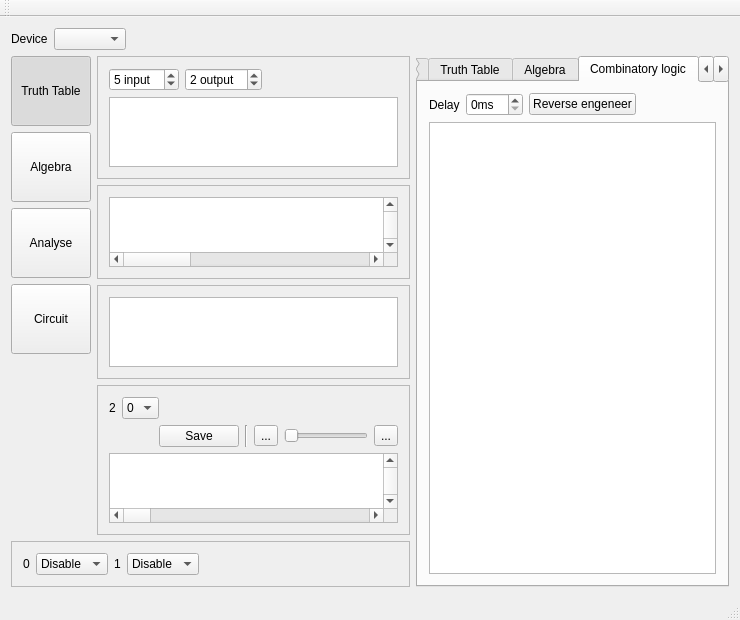
Before: the Qt Designer form mainwindow.ui in Elv13/Electronic-binary-logic-tools, drawn with Qt 5.
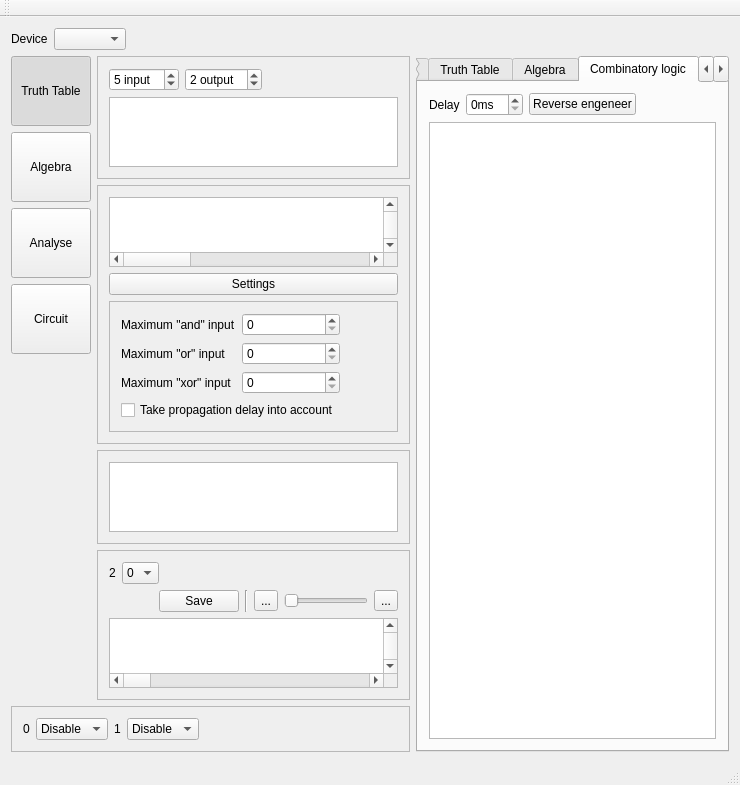
After: the same form once the commit is applied. Icons and pictures are not drawn.

What changed in the file:
```diff
--- a/mainwindow.ui
+++ b/mainwindow.ui
@@ -476,6 +476,84 @@
          </property>
         </widget>
        </item>
+       <item>
+        <widget class="QPushButton" name="btnCircuitSettings">
+         <property name="text">
+          <string>Settings</string>
+         </property>
+         <property name="checkable">
+          <bool>true</bool>
+         </property>
+        </widget>
+       </item>
+       <item>
+        <widget class="QFrame" name="frmAdvancedCircuitSettings">
+         <property name="frameShape">
+          <enum>QFrame::StyledPanel</enum>
+         </property>
+         <property name="frameShadow">
+          <enum>QFrame::Raised</enum>
+         </property>
+         <layout class="QGridLayout" name="gridLayout_3">
+          <item row="0" column="0">
+           <widget class="QLabel" name="lblAndIn">
+            <property name="text">
+             <string>Maximum &quot;and&quot; input</string>
+            </property>
+           </widget>
+          </item>
+          <item row="0" column="1">
+           <widget class="QSpinBox" name="spnAnd"/>
+          </item>
+          <item row="1" column="0">
+           <widget class="QLabel" name="lblOrIn">
+            <property name="text">
+             <string>Maximum &quot;or&quot; input</string>
+            </property>
+           </widget>
+          </item>
+          <item row="1" column="1">
+           <widget class="QSpinBox" name="spnOr"/>
+          </item>
+          <item row="2" column="0">
+           <widget class="QLabel" name="lblXorIn">
+            <property name="text">
+             <string>Maximum &quot;xor&quot; input</string>
+            </property>
+           </widget>
+          </item>
+          <item row="2" column="1">
+           <widget class="QSpinBox" name="spnXor"/>
+          </item>
+          <item row="3" column="0" colspan="2">
+           <widget class="QCheckBox" name="ckbPropDelay">
+            <property name="toolTip">
+             <string>Usually create bigger and slower circuit, but necessary in some situations. If you don't know what this is about, don't check this box.</string>
+            </property>
+            <property name="whatsThis">
+             <string>Usually create bigger and slower circuit, but necessary in some situations. If you don't know what this is about, don't check this box.</string>
+            </property>
+            <property name="text">
+             <string>Take propagation delay into account</string>
+            </property>
+           </widget>
+          </item>
+          <item row="1" column="2">
+           <spacer name="horizontalSpacer_10">
+            <property name="orientation">
+             <enum>Qt::Horizontal</enum>
+            </property>
+            <property name="sizeHint" stdset="0">
+             <size>
+              <width>40</width>
+              <height>20</height>
+             </size>
+            </property>
+           </spacer>
+          </item>
+         </layout>
+        </widget>
+       </item>
       </layout>
      </widget>
     </item>
```
Left out of the diff: 265 changed lines with no effect on the pictures.
